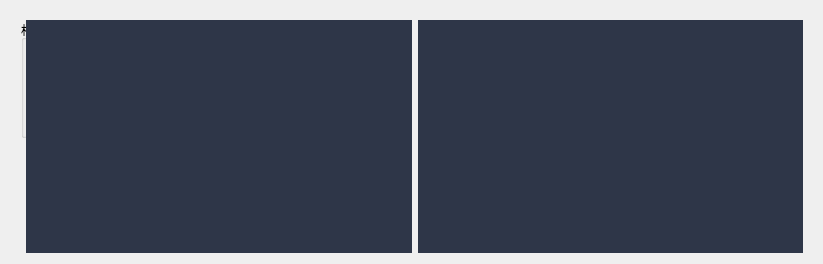
Qt form camera/camera/page/camPage.ui (fengbaochun/softwareToolBox) before a commit.
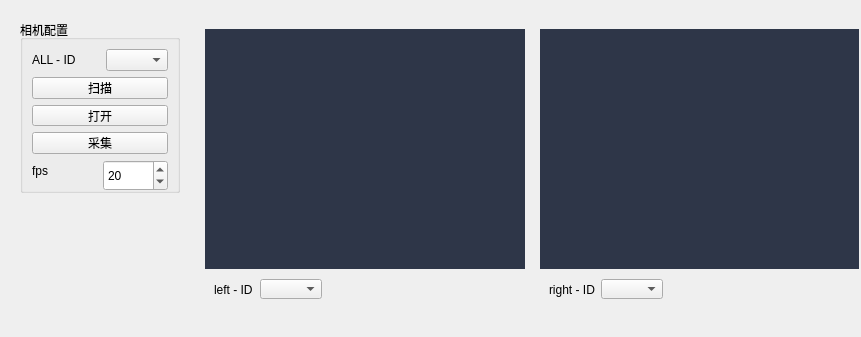
The same form after that commit.

Commit message: 1、增加 ID扫描、替换功能

What changed in the file:
```diff
--- a/camera/camera/page/camPage.ui
+++ b/camera/camera/page/camPage.ui
@@ -6,40 +6,59 @@
    <rect>
     <x>0</x>
     <y>0</y>
-    <width>823</width>
-    <height>264</height>
+    <width>861</width>
+    <height>337</height>
    </rect>
   </property>
   <property name="minimumSize">
    <size>
-    <width>823</width>
-    <height>264</height>
+    <width>861</width>
+    <height>337</height>
    </size>
   </property>
   <property name="windowTitle">
    <string>Form</string>
   </property>
-  <layout class="QFormLayout" name="formLayout">
+  <layout class="QGridLayout" name="gridLayout_8">
    <item row="0" column="0">
     <widget class="QWidget" name="widget_2" native="true">
      <property name="minimumSize">
       <size>
+       <width>170</width>
+       <height>0</height>
+      </size>
+     </property>
+     <property name="maximumSize">
+      <size>
        <width>151</width>
-       <height>0</height>
+       <height>16777215</height>
       </size>
      </property>
      <layout class="QGridLayout" name="gridLayout_3">
+      <item row="1" column="0">
+       <spacer name="verticalSpacer">
+        <property name="orientation">
+         <enum>Qt::Vertical</enum>
+        </property>
+        <property name="sizeHint" stdset="0">
+         <size>
+          <width>20</width>
+          <height>147</height>
+         </size>
+        </property>
+       </spacer>
+      </item>
       <item row="0" column="0">
        <widget class="QGroupBox" name="groupBox">
         <property name="minimumSize">
          <size>
-          <width>131</width>
-          <height>109</height>
+          <width>160</width>
+          <height>150</height>
          </size>
         </property>
         <property name="maximumSize">
          <size>
-          <width>131</width>
+          <width>160</width>
           <height>16777215</height>
          </size>
         </property>
@@ -48,6 +67,43 @@
         </property>
         <layout class="QGridLayout" name="gridLayout">
          <item row="0" column="0">
+          <layout class="QHBoxLayout" name="horizontalLayout_4">
+           <item>
+            <widget class="QLabel" name="label_4">
+             <property name="minimumSize">
+              <size>
+               <width>40</width>
+               <height>21</height>
+              </size>
+             </property>
+             <property name="text">
+              <string>ALL - ID</string>
+             </property>
+            </widget>
+           </item>
+           <item>
+            <widget class="QComboBox" name="camComboBox">
+             <property name="maximumSize">
+              <size>
+               <width>62</width>
+               <height>22</height>
+              </size>
+             </property>
+            </widget>
+           </item>
+          </layout>
+         </item>
+         <item row="1" column="0">
+          <widget class="QPushButton" name="scanBut">
+           <property name="text">
+            <string>扫描</string>
+           </property>
+           <property name="checkable">
+            <bool>true</bool>
+           </property>
+          </widget>
+         </item>
+         <item row="2" column="0">
           <widget class="QPushButton" name="openBut">
            <property name="text">
             <string>打开</string>
@@ -57,14 +113,14 @@
            </property>
           </widget>
          </item>
-         <item row="1" column="0">
+         <item row="3" column="0">
           <widget class="QPushButton" name="getBut">
            <property name="text">
             <string>采集</string>
            </property>
           </widget>
          </item>
-         <item row="2" column="0">
+         <item row="4" column="0">
           <layout class="QHBoxLayout" name="horizontalLayout_2">
            <item>
             <widget class="QLabel" name="label">
@@ -97,26 +153,26 @@
         </layout>
        </widget>
       </item>
-      <item row="1" column="0">
-       <spacer name="verticalSpacer">
-        <property name="orientation">
-         <enum>Qt::Vertical</enum>
-        </property>
-        <property name="sizeHint" stdset="0">
-         <size>
-          <width>20</width>
-          <height>124</height>
-         </size>
-        </property>
-       </spacer>
-      </item>
      </layout>
     </widget>
    </item>
    <item row="0" column="1">
-    <layout class="QVBoxLayout" name="verticalLayout">
-     <item>
+    <widget class="QWidget" name="widget_6" native="true">
+     <property name="minimumSize">
+      <size>
+       <width>681</width>
+       <height>301</height>
+      </size>
+     </property>
+     <layout class="QGridLayout" name="gridLayout_7">
+      <item row="0" column="0">
       <widget class="QWidget" name="widget" native="true">
+        <property name="minimumSize">
+         <size>
+          <width>332</width>
+          <height>282</height>
+         </size>
+        </property>
        <layout class="QGridLayout" name="gridLayout_2">
         <item row="0" column="0">
          <widget class="QLabel" name="imgLabel">
@@ -139,7 +195,75 @@
           </property>
          </widget>
         </item>
+         <item row="1" column="0">
+          <widget class="QWidget" name="widget_3" native="true">
+           <property name="minimumSize">
+            <size>
+             <width>0</width>
+             <height>0</height>
+            </size>
+           </property>
+           <property name="maximumSize">
+            <size>
+             <width>16777215</width>
+             <height>38</height>
+            </size>
+           </property>
+           <layout class="QGridLayout" name="gridLayout_4">
+            <item row="0" column="0">
+             <layout class="QFormLayout" name="formLayout">
+              <item row="0" column="0">
+               <layout class="QHBoxLayout" name="horizontalLayout">
+                <item>
+                 <widget class="QLabel" name="label_2">
+                  <property name="minimumSize">
+                   <size>
+                    <width>40</width>
+                    <height>21</height>
+                   </size>
+                  </property>
+                  <property name="text">
+                   <string>left - ID</string>
+                  </property>
+                 </widget>
+                </item>
+                <item>
+                 <widget class="QComboBox" name="camLComboBox">
+                  <property name="maximumSize">
+                   <size>
+                    <width>62</width>
+                    <height>22</height>
+                   </size>
+                  </property>
+                 </widget>
+                </item>
+               </layout>
+              </item>
         <item row="0" column="1">
+               <spacer name="horizontalSpacer">
+                <property name="orientation">
+                 <enum>Qt::Horizontal</enum>
+                </property>
+                <property name="sizeHint" stdset="0">
+                 <size>
+                  <width>40</width>
+                  <height>20</height>
+                 </size>
+                </property>
+               </spacer>
+              </item>
+             </layout>
+            </item>
+           </layout>
+          </widget>
+         </item>
+        </layout>
+       </widget>
+      </item>
+      <item row="0" column="1">
+       <widget class="QWidget" name="widget_5" native="true">
+        <layout class="QGridLayout" name="gridLayout_6">
+         <item row="0" column="0">
          <widget class="QLabel" name="imgLabel_2">
           <property name="minimumSize">
            <size>
@@ -160,10 +284,67 @@
           </property>
          </widget>
         </item>
-       </layout>
+         <item row="1" column="0">
+          <widget class="QWidget" name="widget_4" native="true">
+           <property name="maximumSize">
+            <size>
+             <width>16777215</width>
+             <height>38</height>
+            </size>
+           </property>
+           <layout class="QGridLayout" name="gridLayout_5">
+            <item row="0" column="0">
+             <layout class="QFormLayout" name="formLayout_2">
+              <item row="0" column="0">
+               <layout class="QHBoxLayout" name="horizontalLayout_3">
+                <item>
+                 <widget class="QLabel" name="label_3">
+                  <property name="minimumSize">
+                   <size>
+                    <width>40</width>
+                    <height>21</height>
+                   </size>
+                  </property>
+                  <property name="text">
+                   <string>right - ID</string>
+                  </property>
+                 </widget>
+                </item>
+                <item>
+                 <widget class="QComboBox" name="camRComboBox">
+                  <property name="maximumSize">
+                   <size>
+                    <width>62</width>
+                    <height>22</height>
+                   </size>
+                  </property>
+                 </widget>
+                </item>
+               </layout>
+              </item>
+              <item row="0" column="1">
+               <spacer name="horizontalSpacer_2">
+                <property name="orientation">
+                 <enum>Qt::Horizontal</enum>
+                </property>
+                <property name="sizeHint" stdset="0">
+                 <size>
+                  <width>40</width>
+                  <height>20</height>
+                 </size>
+                </property>
+               </spacer>
+              </item>
+             </layout>
+            </item>
+           </layout>
       </widget>
      </item>
     </layout>
+       </widget>
+      </item>
+     </layout>
+    </widget>
    </item>
   </layout>
  </widget>
```
Lines whose indentation alone changed are shown as unchanged. The commit also changes 8 other files.
